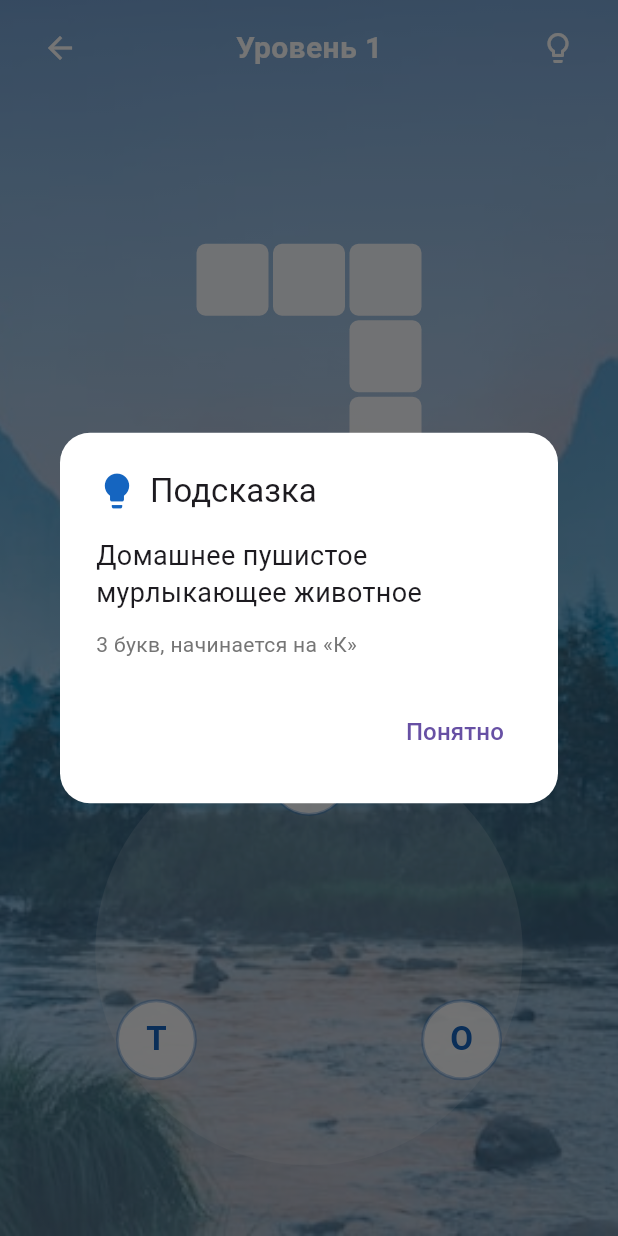
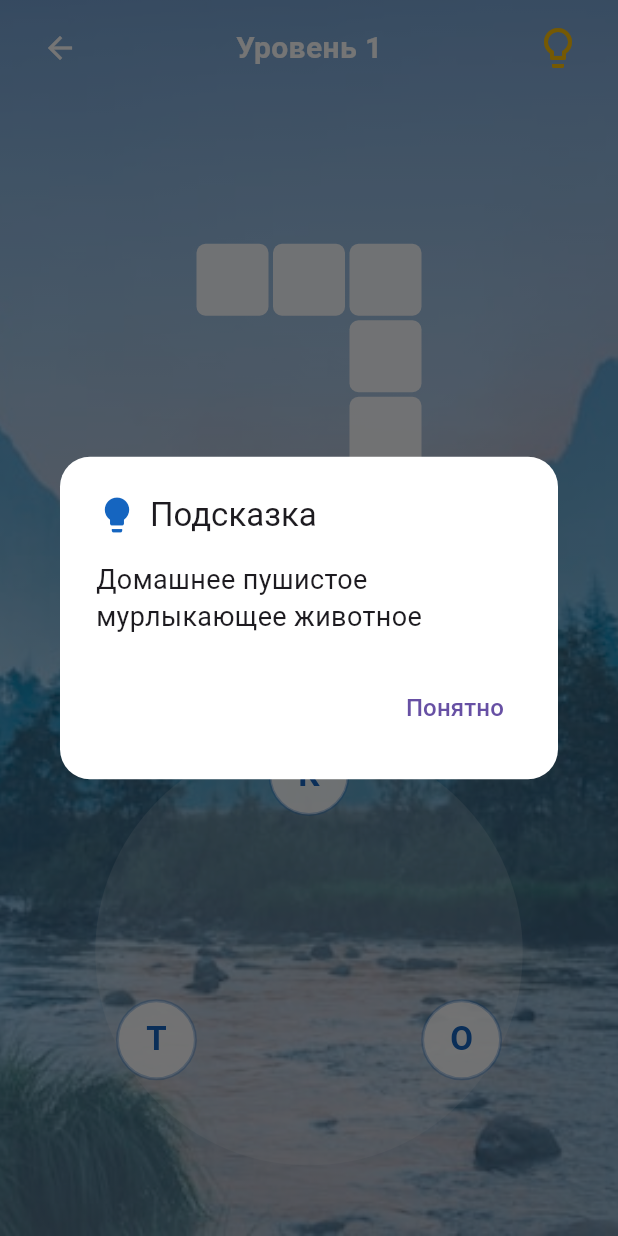
Before and after one commit to MrPipkins/crossword_ru, a Flutter app: the GameScreen screen opened directly with sample values from the repository, after a tap on the "lightbulb outline" icon, on a phone screen of 412 x 824 dp. Run offline on Flutter 3.47's test engine with Material 3 defaults, Android fonts, the phone set to English and light mode, and no system bars.

Commit message:
Bigger hint button, show only word meaning

```diff
--- a/lib/game_screen.dart
+++ b/lib/game_screen.dart
@@ -73,20 +73,9 @@ class _GameScreenState extends State<GameScreen> with TickerProviderStateMixin {
             const Text('Подсказка', style: TextStyle(fontSize: 22)),
           ],
         ),
-        content: Column(
-          mainAxisSize: MainAxisSize.min,
-          crossAxisAlignment: CrossAxisAlignment.start,
-          children: [
-            Text(
-              hint,
-              style: const TextStyle(fontSize: 18, height: 1.4),
-            ),
-            const SizedBox(height: 12),
-            Text(
-              '${wp.word.length} букв, начинается на «${wp.word[0]}»',
-              style: TextStyle(fontSize: 14, color: Colors.grey[600]),
-            ),
-          ],
+        content: Text(
+          hint,
+          style: const TextStyle(fontSize: 18, height: 1.4),
         ),
         actions: [
           TextButton(
@@ -210,9 +199,10 @@ class _GameScreenState extends State<GameScreen> with TickerProviderStateMixin {
           ),
           const Spacer(),
           IconButton(
-            icon: const Icon(Icons.lightbulb_outline, color: Colors.white),
+            icon: const Icon(Icons.lightbulb_outline, color: Colors.amber, size: 32),
             onPressed: _showHint,
             tooltip: 'Подсказка',
+            iconSize: 32,
           ),
         ],
       ),
```
